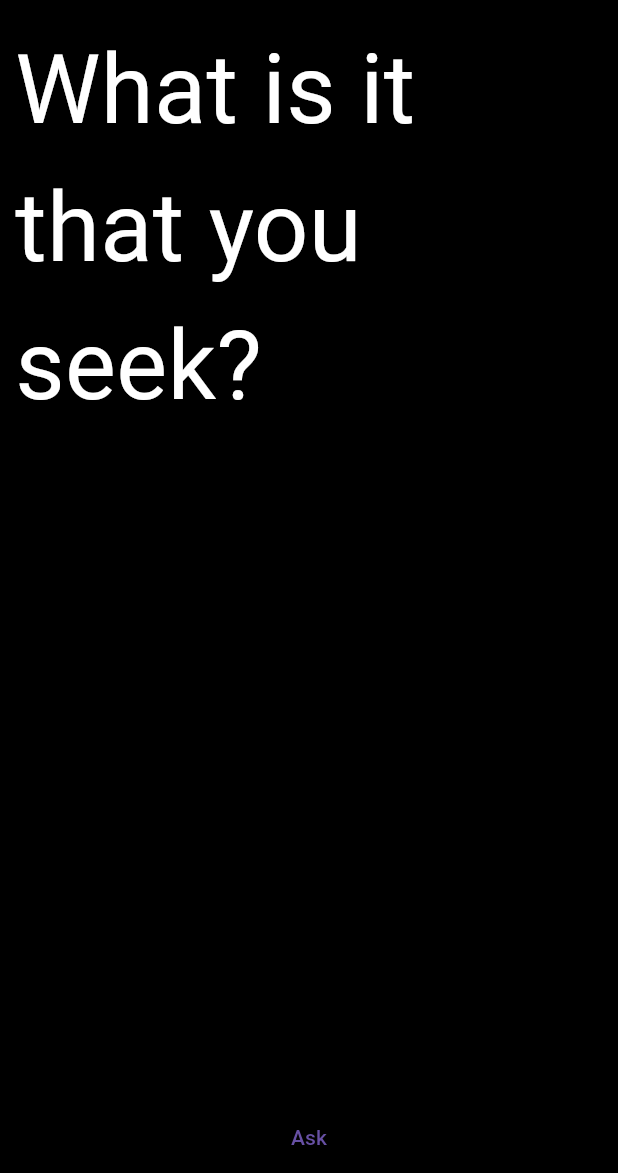
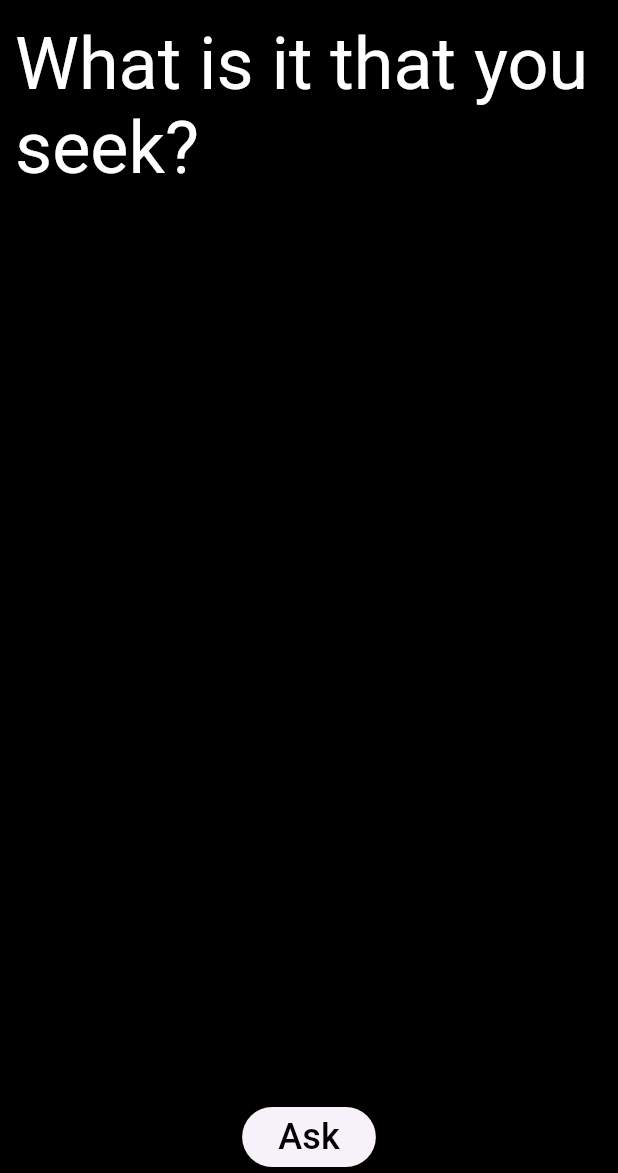
Before and after one commit to Nishchay1/openai-chatbot, a Flutter app: the FigureScreenComponents screen opened directly, on a phone screen of 412 x 824 dp, the part 63-1236 px from its top. Run offline on Flutter 3.47's test engine with Material 3 defaults, Android fonts, the phone set to English and light mode, and no system bars.

Commit message:
Add UI improvements to make things more readable.

```diff
--- a/lib/shared/figure_screen_components.dart
+++ b/lib/shared/figure_screen_components.dart
@@ -131,15 +131,19 @@ class _FigureScreenComponentsState extends State<FigureScreenComponents>
                 children: [
                   Expanded(
                     child: SingleChildScrollView(
+                        child: RichText(
+                      text: TextSpan(
+                          text: generatedContent == null
+                              ? "What is it that you seek?"
+                              : generatedContent!,
+                          style: TextStyle(fontSize: 48, color: Colors.white)),
+                    )),
+                  ),
+                  ElevatedButton(
+                      onPressed: showMessageInput,
                       child: Text(
-                        generatedContent == null
-                            ? "What is it that you seek?"
-                            : generatedContent!,
-                        style: TextStyle(fontSize: 64, color: Colors.white),
-                      ),
-                    ),
-                  ),
-                  TextButton(onPressed: showMessageInput, child: Text("Ask"))
+                          style: TextStyle(fontSize: 24, color: Colors.black),
+                          "Ask"))
                 ],
               ),
             ),
@@ -163,8 +167,9 @@ class _FigureScreenComponentsState extends State<FigureScreenComponents>
                   Expanded(
                     child: TextField(
                       cursorColor: Colors.white,
+                      maxLength: 150,
                       maxLines: null,
-                      style: TextStyle(fontSize: 64, color: Colors.white),
+                      style: TextStyle(fontSize: 48, color: Colors.white),
                       focusNode: messageFocusNode,
                       controller: _messageController,
                       decoration: InputDecoration(
@@ -174,7 +179,10 @@ class _FigureScreenComponentsState extends State<FigureScreenComponents>
                       ),
                     ),
                   ),
-                  IconButton(onPressed: sendMsg, icon: Icon(Icons.send))
+                  IconButton(
+                      iconSize: 36,
+                      onPressed: sendMsg,
+                      icon: Icon(color: Colors.white, Icons.send))
                 ],
               ),
             ),
```
